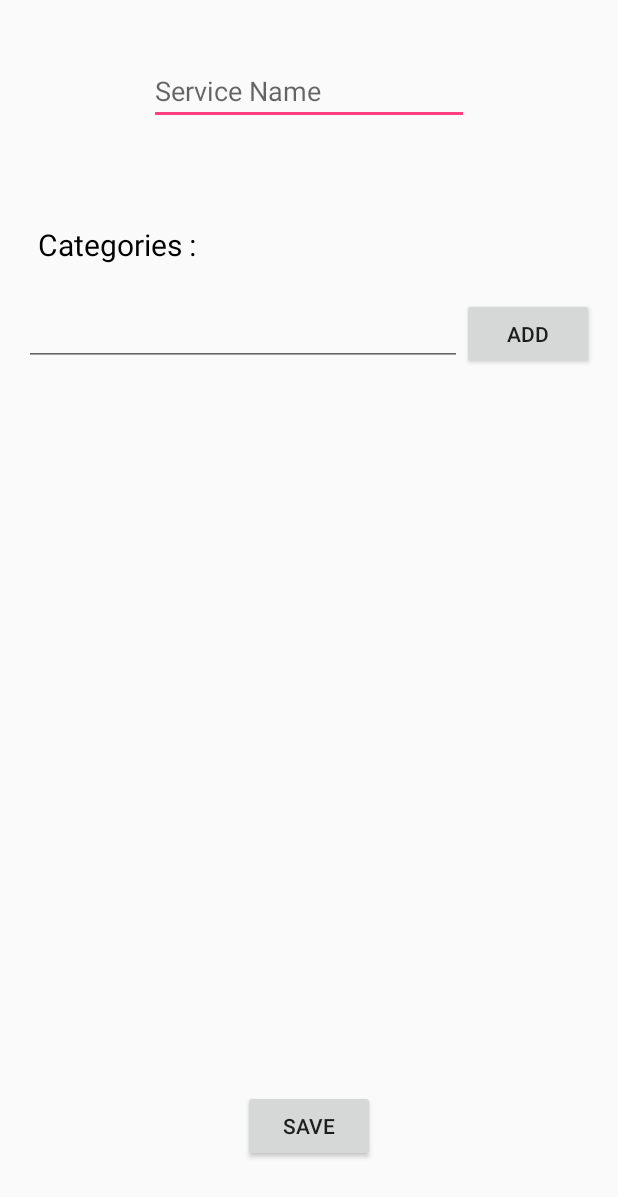
After one commit to bhagat95/ServeEasyAndroid, an Android app: the fragment AccountSettings shown on its own in the app's theme, on a phone screen of 412 x 824 dp. The commit adds this screen. Shown: the top 1197 px of the screen. Run offline under Robolectric (Android 15) with nearby library versions, the phone set to English and light mode, and no system bars; our stand-ins replace Volley; network calls fail.

Commit message:
Provider Account settings and Navigation Drawer added.

```diff
--- /dev/null
+++ b/app/src/main/java/com/example/bhagat/finalyear/AccountSettings.java
@@ -0,0 +1,149 @@
+package com.example.bhagat.finalyear;
+
+import android.app.ProgressDialog;
+import android.content.Context;
+import android.os.Bundle;
+import android.support.annotation.Nullable;
+import android.support.v4.app.Fragment;
+import android.util.Log;
+import android.view.LayoutInflater;
+import android.view.View;
+import android.view.ViewGroup;
+import android.widget.Button;
+import android.widget.EditText;
+import android.widget.LinearLayout;
+import android.widget.RelativeLayout;
+import android.widget.TextView;
+import android.widget.Toast;
+
+import com.android.volley.DefaultRetryPolicy;
+import com.android.volley.Request;
+import com.android.volley.Response;
+import com.android.volley.VolleyError;
+import com.android.volley.toolbox.StringRequest;
+import com.android.volley.toolbox.Volley;
+
+import java.util.ArrayList;
+import java.util.HashMap;
+import java.util.Map;
+
+/**
+ * Created by Shashank on 09-10-2016.
+ * Improved by bhagat on 10/28/16.
+ */
+public class AccountSettings extends Fragment {
+    ArrayList<String> categoryName;
+    EditText textIn;
+    Button buttonAdd, buttonSave;
+    LinearLayout container;
+    EditText etservice_name;
+    TextView tvcategoryName;
+    ProgressDialog pDialog;
+    static int PROVIDER_ID = 1;
+    static String SERVICE_NAME = "";
+    String TAG = "CancelRequests";
+
+    @Nullable
+    @Override
+    public View onCreateView(LayoutInflater inflater, @Nullable ViewGroup container, @Nullable Bundle savedInstanceState) {
+        return inflater.inflate(R.layout.fragment_account_settings, container, false);
+    }
+
+    @Override
+    public void onActivityCreated(@Nullable Bundle savedInstanceState) {
+        super.onActivityCreated(savedInstanceState);
+        categoryName = new ArrayList<String>();
+        etservice_name = (EditText) getActivity().findViewById(R.id.etservice_name);
+        tvcategoryName = (TextView) getActivity().findViewById(R.id.tvcat_name);
+        buttonSave = (Button) getActivity().findViewById(R.id.buttonSave);
+        textIn = (EditText) getActivity().findViewById(R.id.textin);
+        buttonAdd = (Button) getActivity().findViewById(R.id.add);
+        container = (LinearLayout) getActivity().findViewById(R.id.container);
+
+        buttonAdd.setOnClickListener(new View.OnClickListener() {
+            @Override
+            public void onClick(View arg0) {
+                LayoutInflater layoutInflater =
+                        (LayoutInflater) getActivity().getSystemService(Context.LAYOUT_INFLATER_SERVICE);
+                final View addView = layoutInflater.inflate(R.layout.remove_category, null);
+                TextView textOut = (TextView) addView.findViewById(R.id.textout);
+                textOut.setText(textIn.getText().toString());
+                Button buttonRemove = (Button) addView.findViewById(R.id.remove);
+                buttonRemove.setOnClickListener(new View.OnClickListener() {
+                    @Override
+                    public void onClick(View v) {
+                        ((LinearLayout) addView.getParent()).removeView(addView);
+                    }
+                });
+                container.addView(addView);
+            }
+        });
+
+        buttonSave.setOnClickListener(new View.OnClickListener() {
+            @Override
+            public void onClick(View view) {
+                SERVICE_NAME = etservice_name.getText().toString();
+                View v = container;
+                int cnt = 0;
+                for (int i = 0; i < container.getChildCount(); i++) {
+                    RelativeLayout temp = (RelativeLayout) container.getChildAt(i);
+                    TextView tvCategory = (TextView) temp.findViewById(R.id.textout);
+                    categoryName.add(tvCategory.getText().toString() + "");
+                }
+                postRequest();
+            }
+        });
+    }
+
+
+    public void postRequest() {
+        String url = "http://192.168.109.41/se_addService.php";
+        final com.android.volley.RequestQueue queue = Volley.newRequestQueue(getActivity());
+        //-> POST REQUEST USING VOLLEY
+        pDialog = new ProgressDialog(getActivity());
+        pDialog.setMessage("Updating...");
+        pDialog.show();
+        StringRequest postRequest = new StringRequest(Request.Method.POST, url,
+                new Response.Listener<String>() {
+                    @Override
+                    public void onResponse(String response) {
+                        // response
+                        Log.d("RESPONSE", response);
+                        //Toast.makeText(getApplicationContext(),"hello1",LENGTH_LONG).show();
+                        //Toast.makeText(getApplicationContext(),response, LENGTH_LONG).show();
+                        pDialog.hide();
+                    }
+                },
+                new Response.ErrorListener() {
+                    @Override
+                    public void onErrorResponse(VolleyError error) {
+                        // error
+                        Toast.makeText(getActivity(), "hello2", Toast.LENGTH_SHORT).show();
+                        Log.d("ERROR", error.getMessage() + " ");
+                        pDialog.hide();
+                    }
+                }
+        ) {
+            @Override
+            protected Map<String, String> getParams() {
+                Map<String, String> params = new HashMap<String, String>();
+                params.put("providerID", PROVIDER_ID + "");
+                params.put("serviceName", SERVICE_NAME);
+                params.put("noOfCategories", categoryName.size() + "");
+                for (int i = 0; i < categoryName.size(); i++) {
+                    params.put("category" + i, categoryName.get(i));
+                    Log.d("category", categoryName.get(i));
+                    //Toast.makeText(getApplicationContext(),categoryName.get(i),LENGTH_LONG).show();
+                }
+                categoryName.clear();
+                return params;
+            }
+        };
+        postRequest.setRetryPolicy(new DefaultRetryPolicy(0, DefaultRetryPolicy.DEFAULT_MAX_RETRIES, DefaultRetryPolicy.DEFAULT_BACKOFF_MULT));
+        queue.cancelAll(TAG);
+        postRequest.setTag(TAG);
+        queue.add(postRequest);
+        postRequest.setRetryPolicy(new DefaultRetryPolicy(0, DefaultRetryPolicy.DEFAULT_MAX_RETRIES, DefaultRetryPolicy.DEFAULT_BACKOFF_MULT));
+    }
+
+}
--- a/app/src/main/java/layout/ActiveRequests.java
+++ b/app/src/main/java/layout/ActiveRequests.java
@@ -15,12 +15,9 @@ import com.android.volley.Request;
 import com.android.volley.RequestQueue;
 import com.android.volley.Response;
 import com.android.volley.VolleyError;
-import com.android.volley.toolbox.JsonArrayRequest;
 import com.android.volley.toolbox.StringRequest;
 import com.android.volley.toolbox.Volley;
 import com.example.bhagat.finalyear.ListData;
-import com.example.bhagat.finalyear.MainActivity;
-import com.example.bhagat.finalyear.NearbyServicesAdapter;
 import com.example.bhagat.finalyear.R;
 import com.example.bhagat.finalyear.RequestDetails;
 import com.example.bhagat.finalyear.RequestsAdapter;
--- a/app/src/main/java/layout/PendingRequests.java
+++ b/app/src/main/java/layout/PendingRequests.java
@@ -36,7 +36,7 @@ import java.util.Map;
 /**
  * A simple {@link Fragment} subclass.
  * Activities that contain this fragment must implement the
- * {@link PendingRequests.OnFragmentInteractionListener} interface
+ * {@link //PendingRequests.OnFragmentInteractionListener} interface
  * to handle interaction events.
  * Use the {@link PendingRequests#newInstance} factory method to
  * create an instance of this fragment.
--- /dev/null
+++ b/app/src/main/res/layout/add_category.xml
@@ -0,0 +1,36 @@
+<LinearLayout xmlns:android="http://schemas.android.com/apk/res/android"
+    xmlns:tools="http://schemas.android.com/tools"
+    android:layout_width="match_parent"
+    android:layout_height="200dp"
+    android:paddingBottom="@dimen/activity_vertical_margin"
+    android:paddingLeft="@dimen/activity_horizontal_margin"
+    android:paddingRight="@dimen/activity_horizontal_margin"
+    android:paddingTop="@dimen/activity_vertical_margin"
+    android:orientation="vertical"
+    android:id="@+id/category"
+    tools:context=".Requests" >
+
+    <RelativeLayout
+        android:layout_width="match_parent"
+        android:layout_height="wrap_content">
+        <Button
+            android:id="@+id/add"
+            android:layout_width="wrap_content"
+            android:layout_height="wrap_content"
+            android:layout_alignParentRight="true"
+            android:text="Add"/>
+        <EditText
+            android:id="@+id/textin"
+            android:layout_width="match_parent"
+            android:layout_height="wrap_content"
+            android:layout_alignParentLeft="true"
+            android:layout_toLeftOf="@id/add"/>
+    </RelativeLayout>
+    <LinearLayout
+        android:id="@+id/container"
+        android:layout_width="match_parent"
+        android:layout_height="wrap_content"
+        android:orientation="vertical">
+    </LinearLayout>
+
+</LinearLayout>
--- a/app/src/main/res/layout/app_bar.xml
+++ b/app/src/main/res/layout/app_bar.xml
@@ -2,10 +2,9 @@
 <android.support.v7.widget.Toolbar
     xmlns:android="http://schemas.android.com/apk/res/android"
 
-    android:layout_height="wrap_content"
+    android:layout_height="56dp"
     android:layout_width="match_parent"
     android:background="@color/colorPrimary"
-    android:paddingTop="0dp"
 
     >
     <!--app:popupTheme="@style/ThemeOvelay.AppCompat.Dark" -->
--- /dev/null
+++ b/app/src/main/res/layout/fragment_account_settings.xml
@@ -0,0 +1,56 @@
+<?xml version="1.0" encoding="utf-8"?>
+<RelativeLayout xmlns:android="http://schemas.android.com/apk/res/android"
+    android:layout_width="match_parent"
+    android:layout_height="match_parent"
+    android:id="@+id/account_settings_fragment">
+
+
+    <EditText
+        android:layout_width="wrap_content"
+        android:layout_height="wrap_content"
+        android:inputType="textPersonName"
+        android:ems="10"
+        android:layout_marginTop="38dp"
+        android:id="@+id/etservice_name"
+        android:hint="Service Name"
+        android:layout_alignParentTop="true"
+        android:layout_centerHorizontal="true" />
+
+    <Button
+        android:text="Save"
+        android:layout_width="wrap_content"
+        android:layout_height="wrap_content"
+        android:id="@+id/buttonSave"
+        android:layout_marginBottom="49dp"
+        android:layout_alignParentBottom="true"
+        android:layout_centerHorizontal="true" />
+
+    <ScrollView
+        android:layout_width="match_parent"
+        android:layout_height="250dp"
+        android:layout_marginTop="6dp"
+        android:id="@+id/scrollView2"
+        android:layout_below="@+id/tvcat_name"
+        android:layout_alignParentStart="true">
+        <include layout="@layout/add_category"
+            android:layout_height="wrap_content"
+            android:layout_width="match_parent"
+            android:layout_centerVertical="true"
+            android:layout_alignParentStart="true" />
+    </ScrollView>
+
+    <TextView
+        android:layout_width="wrap_content"
+        android:layout_height="wrap_content"
+        android:ems="10"
+        android:textColor="@android:color/black"
+        android:id="@+id/tvcat_name"
+        android:text="Categories : "
+        android:textSize="20sp"
+        android:layout_marginTop="66dp"
+        android:layout_below="@+id/etservice_name"
+        android:layout_alignParentStart="true"
+        android:layout_marginStart="25dp" />
+
+
+</RelativeLayout>
--- a/app/src/main/res/layout/activity_main.xml
+++ b/app/src/main/res/layout/fragment_requests.xml
@@ -5,7 +5,8 @@
     xmlns:tools="http://schemas.android.com/tools"
     android:layout_width="match_parent"
     android:layout_height="match_parent"
-    android:orientation="vertical">
+    android:orientation="vertical"
+    android:id="@+id/requests_fragment">
 
     <include
         android:id="@+id/app_bar"
```
Also changed, not shown: app/src/main/AndroidManifest.xml (+18 -12 lines), app/src/main/java/com/example/bhagat/finalyear/ProviderHome.java (added, +104 -0 lines), app/src/main/java/com/example/bhagat/finalyear/Requests.java (renamed from app/src/main/java/com/example/bhagat/finalyear/MainActivity.java, +30 -30 lines), app/src/main/res/layout/activity_provider_home.xml (added, +38 -0 lines), app/src/main/res/layout/layout_switch.xml (added, +10 -0 lines), app/src/main/res/layout/navigation_header.xml (added, +14 -0 lines), app/src/main/res/layout/remove_category.xml (added, +17 -0 lines), app/src/main/res/menu/navigation_menu.xml (added, +26 -0 lines).
